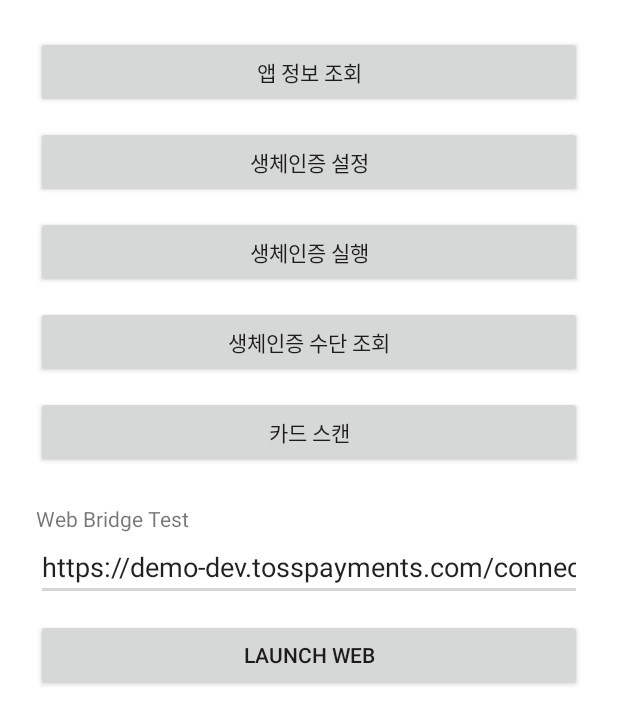
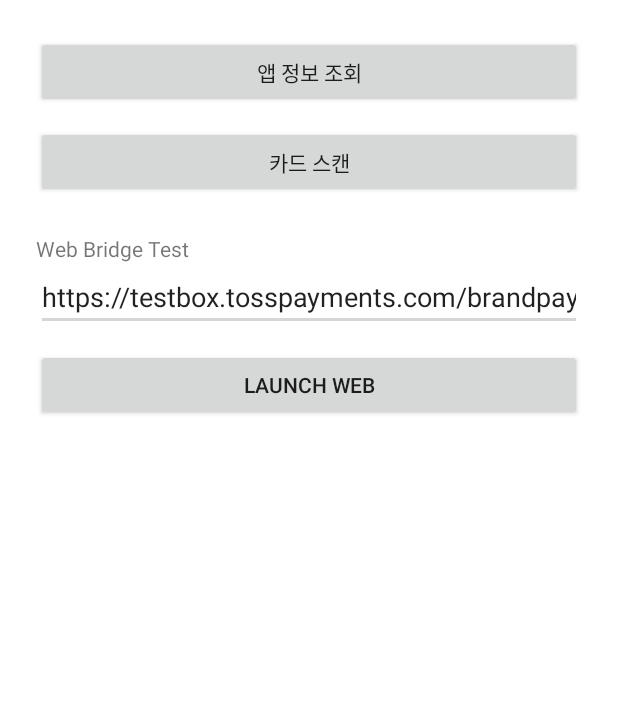
Before and after one commit to tosspayments/brandpay-sdk-android-sample, an Android app: the screen it shows after launch (MainActivity), on a phone screen of 412 x 824 dp. Shown: the top 724 px of the screen. Run offline under Robolectric (Android 15) with nearby library versions, the phone set to English and light mode, and no system bars; libraries missing offline, so code that uses them is left out: com.tosspayments.android.

Commit message:
chore: 샘플 앱 불필요한 버튼 제거

```diff
--- a/ui/src/main/java/com/tosspayments/android/sample/ui/MainActivity.kt
+++ b/ui/src/main/java/com/tosspayments/android/sample/ui/MainActivity.kt
@@ -1,8 +1,6 @@
 package com.tosspayments.android.sample.ui
 
-import android.app.Activity
 import android.content.Context
-import android.content.Intent
 import android.content.SharedPreferences
 import android.os.Bundle
 import android.widget.Button
@@ -10,15 +8,11 @@ import android.widget.EditText
 import androidx.appcompat.app.AppCompatActivity
 import com.google.gson.Gson
 import com.tosspayments.android.auth.utils.BrandPayAuthManager
-import com.tosspayments.android.ocr.common.BrandPayOcrManager
 
 class MainActivity : AppCompatActivity() {
     private lateinit var preference: SharedPreferences
 
     companion object {
-        private const val REQUEST_CODE_CARD_SCAN = 1001
-        private const val REQUEST_CODE_PASSWORD = 1002
-
         private const val KEY_WEB_URL = "keyWebUrl"
     }
 
@@ -40,7 +34,7 @@ class MainActivity : AppCompatActivity() {
             val webUrl = preference.getString(
                 KEY_WEB_URL,
                 null
-            ) ?: "https://demo-dev.tosspayments.com/connectpay/test/webview"
+            ) ?: "https://testbox.tosspayments.com/brandpay/test"
 
             setText(webUrl)
         }
@@ -54,84 +48,8 @@ class MainActivity : AppCompatActivity() {
             )
         }
 
-        findViewById<Button>(R.id.verify_biometric_auth).setOnClickListener {
-            BrandPayAuthManager.requestBioMetricAuth(activity,
-                "MODULUSMODULUSSE",
-                "EXPONENTEXPONENT",
-                { password ->
-                    startActivity(ResultActivity.getIntent(activity, successData = password))
-                },
-                { _, message ->
-                    startActivity(ResultActivity.getIntent(activity, errorMessage = message))
-                })
-        }
-
-        findViewById<Button>(R.id.get_biometric_methods).setOnClickListener {
-            startActivity(
-                ResultActivity.getIntent(
-                    activity,
-                    successData = BrandPayAuthManager.getBiometricAuthMethods(activity)
-                )
-            )
-        }
-
-        findViewById<Button>(R.id.register_biometric_auth).setOnClickListener {
-            startActivityForResult(
-                Intent(activity, InputPasswordActivity::class.java),
-                REQUEST_CODE_PASSWORD
-            )
-        }
-
-        findViewById<Button>(R.id.start_card_scan).setOnClickListener {
-            BrandPayOcrManager.requestCardScan(
-                activity,
-                "",
-                REQUEST_CODE_CARD_SCAN
-            )
-        }
-
         findViewById<Button>(R.id.web_interface).setOnClickListener {
             startActivity(WebActivity.getIntent(this@MainActivity, inputWebUrl.text.toString()))
         }
     }
-
-    override fun onActivityResult(requestCode: Int, resultCode: Int, data: Intent?) {
-        super.onActivityResult(requestCode, resultCode, data)
-
-        if (resultCode == Activity.RESULT_OK) {
-            val activity = this@MainActivity
-
-            when (requestCode) {
-                REQUEST_CODE_CARD_SCAN -> {
-                    data?.getStringExtra("extraKeyCardScanResult")?.let {
-                        startActivity(
-                            ResultActivity.getIntent(
-                                activity,
-                                successData = it
-                            )
-                        )
-                    }
-                }
-                REQUEST_CODE_PASSWORD -> {
-                    val password = data?.getStringExtra("password")
-
-                    BrandPayAuthManager.registerBiometricAuth(
-                        activity,
-                        password,
-                        {
-                            ResultActivity.getIntent(
-                                activity,
-                                successData = password
-                            )
-                        }, { _, message ->
-                            ResultActivity.getIntent(
-                                activity,
-                                errorMessage = message
-                            )
-                        }
-                    )
-                }
-            }
-        }
-    }
 }
--- a/ui/src/main/res/layout/activity_main.xml
+++ b/ui/src/main/res/layout/activity_main.xml
@@ -18,30 +18,6 @@
             android:layout_width="match_parent"
             android:layout_height="wrap_content"
             android:text="앱 정보 조회"
-            tools:ignore="HardcodedText" />
-
-        <androidx.appcompat.widget.AppCompatButton
-            android:id="@+id/register_biometric_auth"
-            android:layout_width="match_parent"
-            android:layout_height="wrap_content"
-            android:layout_marginTop="12dp"
-            android:text="생체인증 설정"
-            tools:ignore="HardcodedText" />
-
-        <androidx.appcompat.widget.AppCompatButton
-            android:id="@+id/verify_biometric_auth"
-            android:layout_width="match_parent"
-            android:layout_height="wrap_content"
-            android:layout_marginTop="12dp"
-            android:text="생체인증 실행"
-            tools:ignore="HardcodedText" />
-
-        <androidx.appcompat.widget.AppCompatButton
-            android:id="@+id/get_biometric_methods"
-            android:layout_width="match_parent"
-            android:layout_height="wrap_content"
-            android:layout_marginTop="12dp"
-            android:text="생체인증 수단 조회"
             tools:ignore="HardcodedText" />
 
         <androidx.appcompat.widget.AppCompatButton
```
